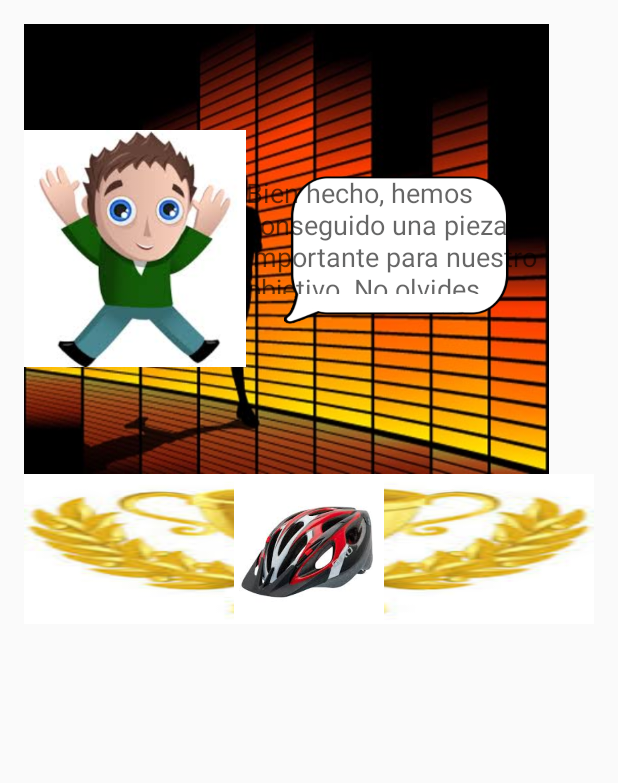
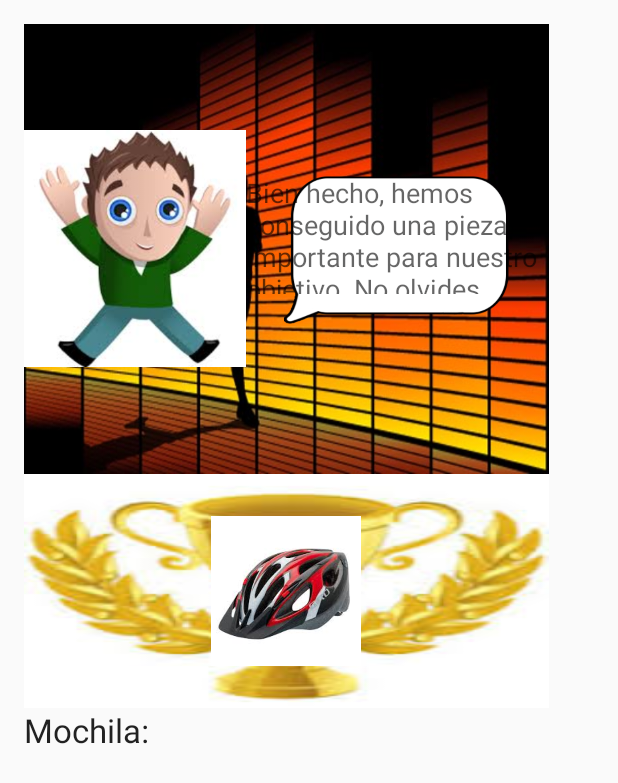
Before and after one commit to lrdzero/TFG, an Android app: the layout activity_recoger_premio.xml on its own in the app's theme, with its tools: preview values and no code run, on a phone screen of 412 x 824 dp. Shown: the top 783 px of the screen. Run offline under Robolectric (Android 15) with nearby library versions, the phone set to English and light mode, and no system bars.

Commit message:
Mochila añadida a recoger premio y corrección de algunos elementos

```diff
--- a/app/src/main/java/com/example/lrdzero/tfg/Conexion.java
+++ b/app/src/main/java/com/example/lrdzero/tfg/Conexion.java
@@ -302,7 +302,7 @@ public class Conexion {
 
         return dt;
     }
-    public ArrayList<DatosRyR> cargaDeRecorridos(int tipo){
+    public ArrayList<DatosRyR> cargaDeRecorridos(int tipo,String usuario){
         ArrayList<DatosRyR> dt = new ArrayList<DatosRyR>();
         DatosRyR nm = new DatosRyR();
         try{
@@ -311,6 +311,7 @@ public class Conexion {
             if(in.readUTF().equals("continua")){
                 try{
                     out.writeUTF(Integer.toString(tipo));
+                    out.writeUTF(usuario);
                     object = objectInput.readObject();
                     listReception= (ArrayList<String>) object;
                 } catch (ClassNotFoundException e1) {
--- a/app/src/main/java/com/example/lrdzero/tfg/MainActivity.java
+++ b/app/src/main/java/com/example/lrdzero/tfg/MainActivity.java
@@ -143,7 +143,7 @@ public class MainActivity extends Activity implements View.OnClickListener {
 
                break;
             case R.id.botonRegistro:
-                Intent nueva = new Intent(MainActivity.this,HerramientaNuevaRuta.class);
+                Intent nueva = new Intent(MainActivity.this,Registro.class);
 
                 startActivity(nueva);
                 break;
--- a/app/src/main/java/com/example/lrdzero/tfg/ProfileActivity.java
+++ b/app/src/main/java/com/example/lrdzero/tfg/ProfileActivity.java
@@ -101,6 +101,7 @@ public class ProfileActivity extends Activity {
             @Override
             public void onClick(View v) {
                 Intent n = new Intent(ProfileActivity.this, HerramientaNuevaRuta.class);
+                n.putExtra("creador",Name);
                 startActivity(n);
             }
         });
--- a/app/src/main/java/com/example/lrdzero/tfg/RecorridosParaUsuario.java
+++ b/app/src/main/java/com/example/lrdzero/tfg/RecorridosParaUsuario.java
@@ -237,7 +237,7 @@ public class RecorridosParaUsuario extends Activity implements View.OnClickListe
                 public void onClick(View v) {
 
                     dt.clear();
-                    Toast.makeText(RecorridosParaUsuario.this,"El nombre es: "+txt1.getText().toString(),Toast.LENGTH_LONG).show();
+
 
                     dt = con.cargaDeRutas(txt1.getText().toString());
 
--- a/app/src/main/java/com/example/lrdzero/tfg/RetoCultural.java
+++ b/app/src/main/java/com/example/lrdzero/tfg/RetoCultural.java
@@ -62,7 +62,7 @@ public class RetoCultural extends Activity implements View.OnClickListener {
 
     private void ListaView(){
         adapter= new PlaceList();
-        lista2 = (HorizontalListView) findViewById(R.id.listView3);
+        lista2 = (HorizontalListView) findViewById(R.id.listaMochila);
         lista2.setOnItemClickListener(new AdapterView.OnItemClickListener() {
             @Override
             public void onItemClick(AdapterView<?> parent, View view, final int position, long id) {
--- a/app/src/main/java/com/example/lrdzero/tfg/RetoDeportivo.java
+++ b/app/src/main/java/com/example/lrdzero/tfg/RetoDeportivo.java
@@ -5,6 +5,7 @@ import android.content.DialogInterface;
 import android.content.Intent;
 import android.os.Bundle;
 import android.support.v7.app.AlertDialog;
+import android.view.LayoutInflater;
 import android.view.View;
 import android.view.ViewGroup;
 import android.widget.AdapterView;
@@ -59,8 +60,9 @@ public class RetoDeportivo extends Activity implements View.OnClickListener{
 
     }
     public void ListView(){
-        adapter= new PlaceList();
-        mochila = (HorizontalListView) findViewById(R.id.listView3);
+
+
+        mochila = (HorizontalListView) findViewById(R.id.listaMochila);
         mochila.setOnItemClickListener(new AdapterView.OnItemClickListener() {
             @Override
             public void onItemClick(AdapterView<?> parent, View view, final int position, long id) {
--- a/app/src/main/res/layout/activity_recoger_premio.xml
+++ b/app/src/main/res/layout/activity_recoger_premio.xml
@@ -6,13 +6,11 @@
     android:paddingBottom="@dimen/activity_vertical_margin"
     tools:context="com.example.lrdzero.tfg.RecogerPremio">
 
-    <com.example.lrdzero.tfg.HorizontalListView
-        android:layout_width="400dp"
-        android:layout_height="120dp"
-        android:id="@+id/listView3"
-        android:layout_alignParentBottom="true"
-        android:layout_alignParentLeft="true"
-        android:layout_alignParentStart="true" />
+
+    <ScrollView
+        android:layout_width="wrap_content"
+        android:layout_height="wrap_content"
+        android:id="@+id/scrollView4" >
 
         <LinearLayout
             android:orientation="vertical"
@@ -81,5 +79,30 @@
                     android:adjustViewBounds="true" />
             </RelativeLayout>
 
+            <LinearLayout
+                android:orientation="vertical"
+                android:layout_width="match_parent"
+                android:layout_height="match_parent">
+
+                <TextView
+                    android:layout_width="wrap_content"
+                    android:layout_height="wrap_content"
+                    android:textAppearance="?android:attr/textAppearanceLarge"
+                    android:text="Mochila:"
+                    android:id="@+id/mochila" />
+
+                <com.example.lrdzero.tfg.HorizontalListView
+                    android:layout_width="match_parent"
+                    android:layout_height="120dp"
+                    android:id="@+id/listaMochila"
+                    android:layout_alignParentBottom="true"
+                    android:layout_alignParentLeft="true"
+                    android:layout_alignParentStart="true" />
             </LinearLayout>
+
+        </LinearLayout>
+
+    </ScrollView>
+
+
 </RelativeLayout>
--- a/app/src/main/res/layout/activity_reto_cultural.xml
+++ b/app/src/main/res/layout/activity_reto_cultural.xml
@@ -11,7 +11,7 @@
     <com.example.lrdzero.tfg.HorizontalListView
         android:layout_width="400dp"
         android:layout_height="120dp"
-        android:id="@+id/listView3"
+        android:id="@+id/listaMochila"
         android:layout_alignParentBottom="true"
         android:layout_alignParentLeft="true"
         android:layout_alignParentStart="true" />
@@ -22,7 +22,7 @@
         android:textAppearance="?android:attr/textAppearanceLarge"
         android:text="Mochila"
         android:id="@+id/textView8"
-        android:layout_above="@+id/listView3"
+        android:layout_above="@+id/listaMochila"
         android:layout_alignParentLeft="true"
         android:layout_alignParentStart="true" />
 
```
Also changed, not shown: app/src/main/java/com/example/lrdzero/tfg/CreadorRutas.java (+11 -6 lines), app/src/main/java/com/example/lrdzero/tfg/CrearNuevoRecorrido.java (+8 -1 lines), app/src/main/java/com/example/lrdzero/tfg/HerramientaNuevaRuta.java (+5 -2 lines), app/src/main/java/com/example/lrdzero/tfg/RecogerPremio.java (+9 -1 lines), app/src/main/java/com/example/lrdzero/tfg/SeleccionRecorridos.java (+3 -4 lines), app/src/main/res/layout/activity_reto_deportivo.xml (+1 -7 lines), app/src/main/res/layout/layoutmochila.xml (added, +13 -0 lines). Lines whose indentation alone changed are shown as unchanged.
